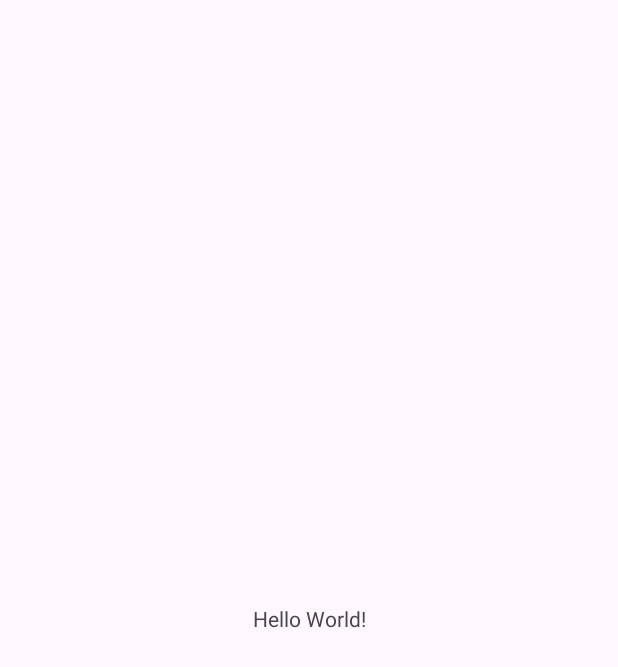
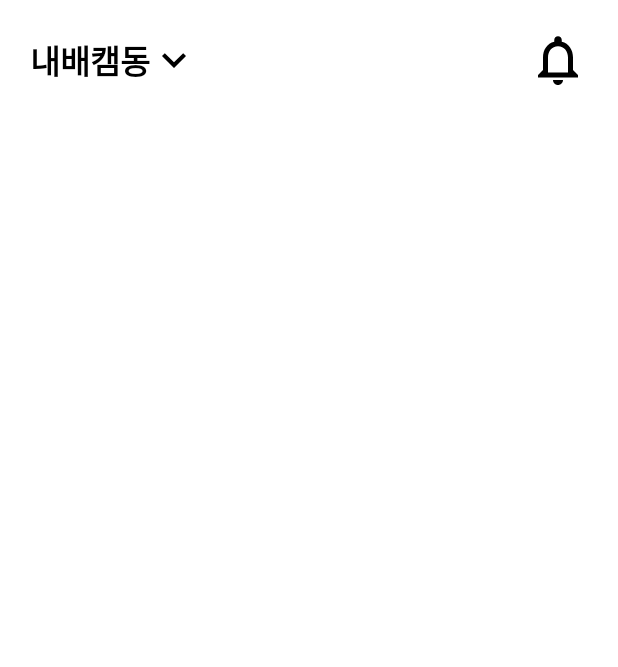
Before and after one commit to winteryy/nbc_applemarket, an Android app: the screen it shows after launch (MainActivity), on a phone screen of 412 x 824 dp. Before the commit the part shown is almost empty. Shown: the top 667 px of the screen. Run offline under Robolectric (Android 15) with nearby library versions, the phone set to English and light mode, and no system bars.

Commit message:
design: Design MainActivity UI

```diff
--- a/app/build.gradle.kts
+++ b/app/build.gradle.kts
@@ -33,6 +33,9 @@ android {
     kotlinOptions {
         jvmTarget = "1.8"
     }
+    buildFeatures {
+        viewBinding = true
+    }
 }
 
 dependencies {
@@ -41,7 +44,9 @@ dependencies {
     implementation("androidx.appcompat:appcompat:1.6.1")
     implementation("com.google.android.material:material:1.11.0")
     implementation("androidx.constraintlayout:constraintlayout:2.1.4")
+
     testImplementation("junit:junit:4.13.2")
+
     androidTestImplementation("androidx.test.ext:junit:1.1.5")
     androidTestImplementation("androidx.test.espresso:espresso-core:3.5.1")
 }
--- /dev/null
+++ b/app/src/main/res/drawable/baseline_keyboard_arrow_down_32.xml
@@ -0,0 +1,5 @@
+<vector android:height="32dp" android:tint="#000000"
+    android:viewportHeight="24" android:viewportWidth="24"
+    android:width="32dp" xmlns:android="http://schemas.android.com/apk/res/android">
+    <path android:fillColor="@android:color/white" android:pathData="M7.41,8.59L12,13.17l4.59,-4.58L18,10l-6,6 -6,-6 1.41,-1.41z"/>
+</vector>
--- /dev/null
+++ b/app/src/main/res/drawable/baseline_notifications_none_40.xml
@@ -0,0 +1,5 @@
+<vector android:height="40dp" android:tint="#000000"
+    android:viewportHeight="24" android:viewportWidth="24"
+    android:width="40dp" xmlns:android="http://schemas.android.com/apk/res/android">
+    <path android:fillColor="@android:color/white" android:pathData="M12,22c1.1,0 2,-0.9 2,-2h-4c0,1.1 0.9,2 2,2zM18,16v-5c0,-3.07 -1.63,-5.64 -4.5,-6.32L13.5,4c0,-0.83 -0.67,-1.5 -1.5,-1.5s-1.5,0.67 -1.5,1.5v0.68C7.64,5.36 6,7.92 6,11v5l-2,2v1h16v-1l-2,-2zM16,17L8,17v-6c0,-2.48 1.51,-4.5 4,-4.5s4,2.02 4,4.5v6z"/>
+</vector>
--- a/app/src/main/res/layout/activity_main.xml
+++ b/app/src/main/res/layout/activity_main.xml
@@ -4,15 +4,60 @@
     xmlns:tools="http://schemas.android.com/tools"
     android:layout_width="match_parent"
     android:layout_height="match_parent"
+    android:background="@color/white"
     tools:context=".MainActivity">
 
-    <TextView
+    <androidx.appcompat.widget.AppCompatTextView
+        android:id="@+id/localNameTextView"
         android:layout_width="wrap_content"
         android:layout_height="wrap_content"
-        android:text="Hello World!"
-        app:layout_constraintBottom_toBottomOf="parent"
+        android:layout_marginStart="@dimen/margin_large"
+        android:text="@string/local_dummy"
+        android:textColor="@color/black"
+        android:textSize="@dimen/title_local_text"
+        android:textStyle="bold"
+        app:layout_constraintBottom_toTopOf="@id/divideLine"
+        app:layout_constraintStart_toStartOf="parent"
+        app:layout_constraintTop_toTopOf="parent" />
+
+    <androidx.appcompat.widget.AppCompatImageView
+        android:id="@+id/dropdownButton"
+        android:layout_width="wrap_content"
+        android:layout_height="wrap_content"
+        app:layout_constraintBottom_toBottomOf="@id/localNameTextView"
+        app:layout_constraintStart_toEndOf="@id/localNameTextView"
+        app:layout_constraintTop_toTopOf="@id/localNameTextView"
+        app:srcCompat="@drawable/baseline_keyboard_arrow_down_32" />
+
+    <androidx.appcompat.widget.AppCompatImageView
+        android:id="@+id/notiButton"
+        android:layout_width="wrap_content"
+        android:layout_height="wrap_content"
+        android:layout_marginEnd="@dimen/margin_large"
+        app:layout_constraintBottom_toTopOf="@id/divideLine"
+        app:layout_constraintEnd_toEndOf="parent"
+        app:layout_constraintTop_toTopOf="parent"
+        app:srcCompat="@drawable/baseline_notifications_none_40"
+        tools:ignore="RtlSymmetry" />
+
+    <View
+        android:id="@+id/divideLine"
+        android:layout_width="0dp"
+        android:layout_height="0dp"
+        android:layout_marginTop="@dimen/main_topbar_height"
         app:layout_constraintEnd_toEndOf="parent"
         app:layout_constraintStart_toStartOf="parent"
         app:layout_constraintTop_toTopOf="parent" />
 
+    <androidx.recyclerview.widget.RecyclerView
+        android:id="@+id/sellingListRV"
+        android:layout_width="0dp"
+        android:layout_height="0dp"
+        app:layoutManager="androidx.recyclerview.widget.LinearLayoutManager"
+        app:layout_constraintBottom_toBottomOf="parent"
+        app:layout_constraintEnd_toEndOf="parent"
+        app:layout_constraintStart_toStartOf="parent"
+        app:layout_constraintTop_toBottomOf="@id/divideLine"
+        tools:listitem="@layout/item_selling_list" />
+
 </androidx.constraintlayout.widget.ConstraintLayout>
--- a/app/src/main/res/values/colors.xml
+++ b/app/src/main/res/values/colors.xml
@@ -2,4 +2,5 @@
 <resources>
     <color name="black">#FF000000</color>
     <color name="white">#FFFFFFFF</color>
+    <color name="grey">#7C7C7C</color>
 </resources>
--- /dev/null
+++ b/app/src/main/res/values/dimens.xml
@@ -0,0 +1,18 @@
+<?xml version="1.0" encoding="utf-8"?>
+<resources>
+    <!--  메인  -->
+    <dimen name="main_topbar_height">80dp</dimen>
+    <dimen name="title_local_text">22sp</dimen>
+
+    <!--  아이템 뷰  -->
+    <dimen name="count_num_text">16sp</dimen>
+
+    <!--  margin  -->
+    <dimen name="margin_large">20dp</dimen>
+    <dimen name="margin_smaller">8dp</dimen>
+    <dimen name="margin_medium">16dp</dimen>
+
+    <!--  padding  -->
+    <dimen name="padding_medium">16dp</dimen>
+    <dimen name="margin_extra_small">4dp</dimen>
+</resources>
--- a/app/src/main/res/values/strings.xml
+++ b/app/src/main/res/values/strings.xml
@@ -1,3 +1,4 @@
 <resources>
     <string name="app_name">nbc applemarket</string>
+    <string name="local_dummy">내배캠동</string>
 </resources>
```
Also changed, not shown: app/src/main/res/drawable/baseline_favorite_border_20.xml (added, +9 -0 lines), app/src/main/res/drawable/outline_chat_20.xml (added, +10 -0 lines), app/src/main/res/layout/item_selling_list.xml (added, +98 -0 lines).
